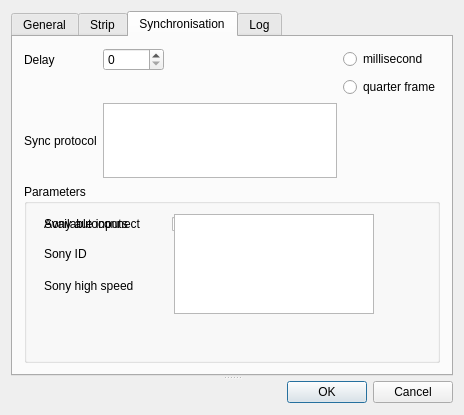
Above: app/Joker/PreferencesDialog.ui from JokerSync/Joker before the change. Below: the same form after it.
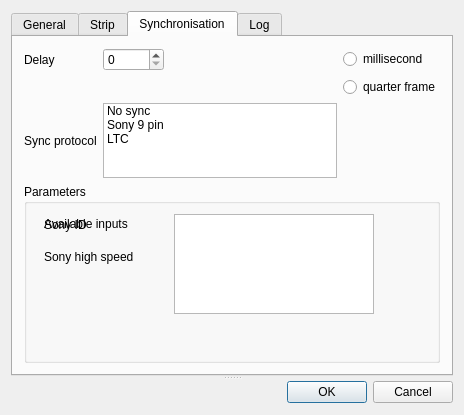
That is the form after the change.

Commit message: better sync protocol settings management

The edit to the form file:
```diff
--- a/app/Joker/PreferencesDialog.ui
+++ b/app/Joker/PreferencesDialog.ui
@@ -313,6 +313,21 @@
               <height>75</height>
              </size>
             </property>
+            <item>
+             <property name="text">
+              <string>No sync</string>
+             </property>
+            </item>
+            <item>
+             <property name="text">
+              <string>Sony 9 pin</string>
+             </property>
+            </item>
+            <item>
+             <property name="text">
+              <string>LTC</string>
+             </property>
+            </item>
            </widget>
           </item>
           <item row="0" column="1" alignment="Qt::AlignLeft">
@@ -346,7 +361,7 @@
              <property name="geometry">
               <rect>
                <x>20</x>
-               <y>90</y>
+               <y>61</y>
                <width>114</width>
                <height>24</height>
               </rect>
@@ -362,7 +377,7 @@
              <property name="geometry">
               <rect>
                <x>150</x>
-               <y>59</y>
+               <y>30</y>
                <width>70</width>
                <height>21</height>
               </rect>
@@ -380,22 +395,6 @@
               <string>F0 C0</string>
              </property>
             </widget>
-            <widget class="QLabel" name="lblSonyAutoconnect">
-             <property name="enabled">
-              <bool>true</bool>
-             </property>
-             <property name="geometry">
-              <rect>
-               <x>20</x>
-               <y>30</y>
-               <width>114</width>
-               <height>19</height>
-              </rect>
-             </property>
-             <property name="text">
-              <string>Sony autoconnect</string>
-             </property>
-            </widget>
             <widget class="QLabel" name="lblSonyID">
              <property name="enabled">
               <bool>true</bool>
@@ -403,7 +402,7 @@
              <property name="geometry">
               <rect>
                <x>20</x>
-               <y>59</y>
+               <y>30</y>
                <width>114</width>
                <height>21</height>
               </rect>
@@ -412,22 +411,6 @@
               <string>Sony ID</string>
              </property>
             </widget>
-            <widget class="QCheckBox" name="cBoxSonyAutoconnect">
-             <property name="enabled">
-              <bool>true</bool>
-             </property>
-             <property name="geometry">
-              <rect>
-               <x>148</x>
-               <y>31</y>
-               <width>19</width>
-               <height>18</height>
-              </rect>
-             </property>
-             <property name="text">
-              <string/>
-             </property>
-            </widget>
             <widget class="QSpinBox" name="spinBoxSonyHighSpeed">
              <property name="enabled">
               <bool>true</bool>
@@ -435,7 +418,7 @@
              <property name="geometry">
               <rect>
                <x>150</x>
-               <y>90</y>
+               <y>61</y>
                <width>75</width>
                <height>24</height>
               </rect>
```
The commit also changes 3 other files.
